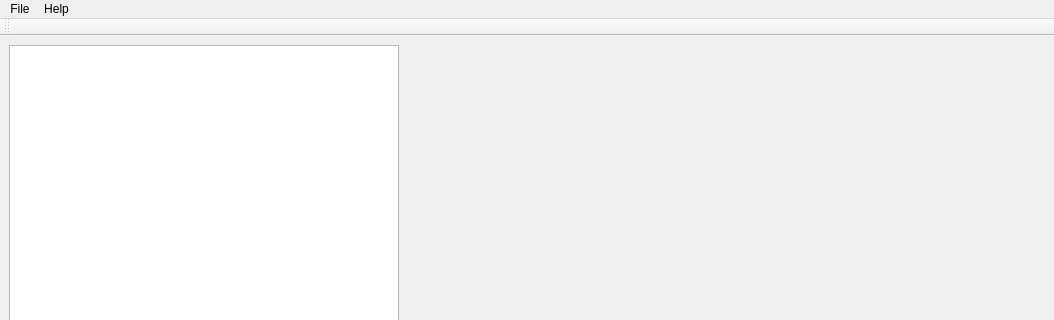
Qt form apps/GameDesigner/ui/GameDesigner.ui (Ingener74/Jupiter) before a commit; both pictures show x 0 to 1054 and y 0 to 320 of the 1054 by 666 pixel window.
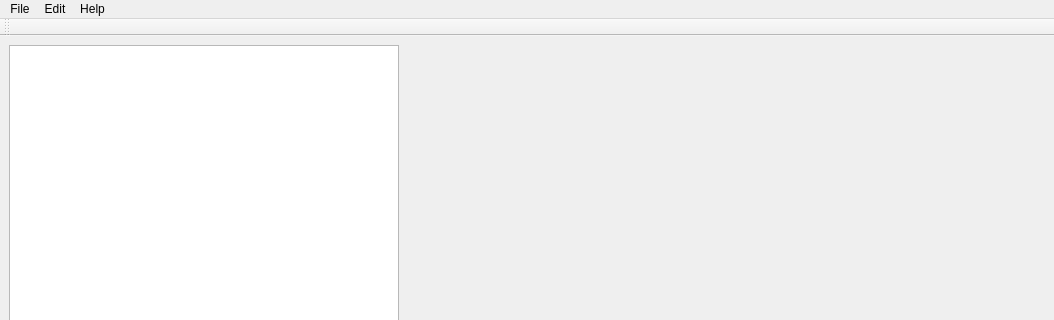
The same form after that commit. Icons and pictures are not drawn.

Commit message: change game designer menu

The edit to the form file:
```diff
--- a/apps/GameDesigner/ui/GameDesigner.ui
+++ b/apps/GameDesigner/ui/GameDesigner.ui
@@ -91,7 +91,14 @@
     </property>
     <addaction name="actionAbout"/>
    </widget>
+   <widget class="QMenu" name="menuEdit">
+    <property name="title">
+     <string>Edit</string>
+    </property>
+    <addaction name="actionPreference"/>
+   </widget>
    <addaction name="menuFile"/>
+   <addaction name="menuEdit"/>
    <addaction name="menuHelp"/>
   </widget>
   <widget class="QStatusBar" name="statusbar"/>
```
Left out of the diff: 21 changed lines with no effect on the pictures.
